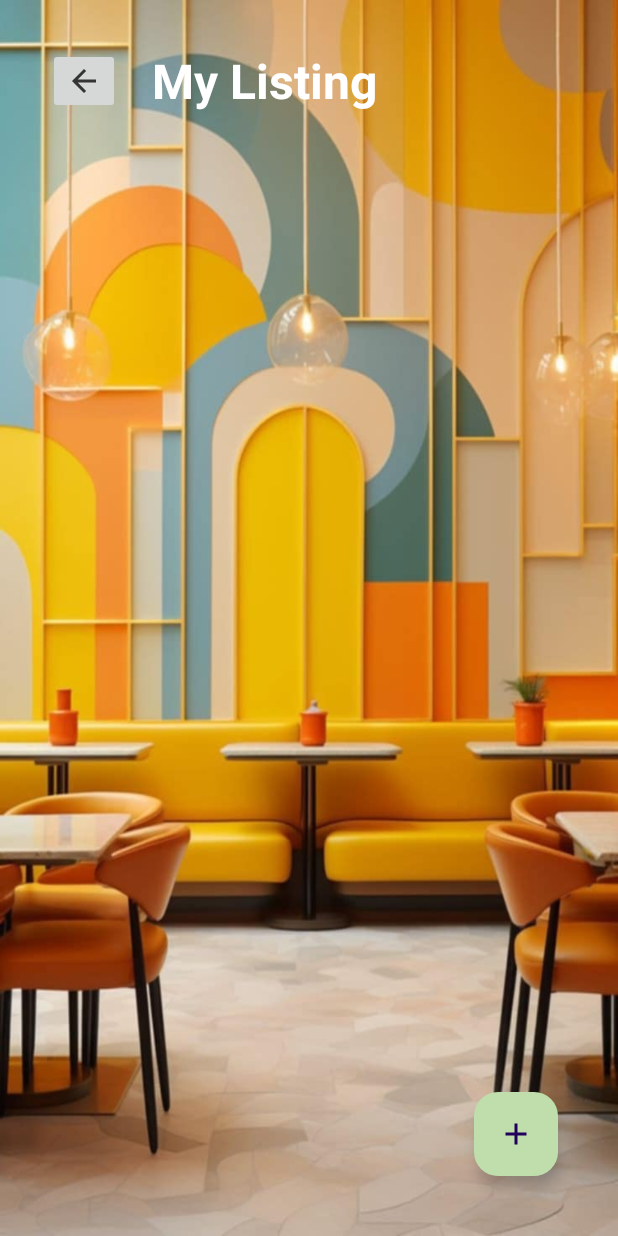
After one commit to iamggragas/EstiMate, an Android app: the MyListings screen opened directly, with no data from a screen before it, on a phone screen of 412 x 824 dp. The commit adds this screen. Run offline under Robolectric (Android 15) with nearby library versions, the phone set to English and light mode, and no system bars.

Commit message:
Implementing My Listings Main Screen

```diff
--- a/app/src/main/AndroidManifest.xml
+++ b/app/src/main/AndroidManifest.xml
@@ -12,6 +12,9 @@
         android:supportsRtl="true"
         android:theme="@style/Theme.Main"
         tools:targetApi="31">
+        <activity
+            android:name=".MyListings"
+            android:exported="false" />
         <activity
             android:name=".AddListings"
             android:exported="false" />
--- /dev/null
+++ b/app/src/main/java/com/example/main/MyListings.java
@@ -0,0 +1,74 @@
+package com.example.main;
+
+import android.content.Intent;
+import android.graphics.drawable.AnimationDrawable;
+import android.os.Bundle;
+import android.view.View;
+import android.widget.Button;
+import android.widget.ImageButton;
+
+import androidx.activity.EdgeToEdge;
+import androidx.appcompat.app.AppCompatActivity;
+import androidx.constraintlayout.widget.ConstraintLayout;
+import androidx.core.graphics.Insets;
+import androidx.core.view.ViewCompat;
+import androidx.core.view.WindowInsetsCompat;
+
+import com.google.android.material.floatingactionbutton.FloatingActionButton;
+
+public class MyListings extends AppCompatActivity {
+
+    private ConstraintLayout layout;
+    private AnimationDrawable animationDrawable;
+    String name, phone, email, password;
+
+    @Override
+    protected void onCreate(Bundle savedInstanceState) {
+        super.onCreate(savedInstanceState);
+        setContentView(R.layout.activity_my_listings);
+
+        layout = findViewById(R.id.main);
+        animationDrawable = layout.getBackground() != null ? (AnimationDrawable) layout.getBackground() : null;        assert animationDrawable != null;
+        animationDrawable.setEnterFadeDuration(2500);
+        animationDrawable.setExitFadeDuration(5000);
+        animationDrawable.start();
+
+        ImageButton backBtn = findViewById(R.id.backBtn);
+        FloatingActionButton fab = findViewById(R.id.fab);
+
+        Intent intent = getIntent();
+
+        name = intent.getStringExtra("name");
+        phone = intent.getStringExtra("phone");
+        email = intent.getStringExtra("email");
+        password = intent.getStringExtra("password");
+
+        backBtn.setOnClickListener(new View.OnClickListener() {
+            @Override
+            public void onClick(View view) {
+                Intent intent = new Intent(MyListings.this, Profile.class);
+
+                intent.putExtra("name", name);
+                intent.putExtra("phone", phone);
+                intent.putExtra("email", email);
+                intent.putExtra("password", password);
+
+                startActivity(intent);
+            }
+        });
+
+        fab.setOnClickListener(new View.OnClickListener() {
+            @Override
+            public void onClick(View view) {
+                Intent intent = new Intent(MyListings.this, AddListings.class);
+
+                intent.putExtra("name", name);
+                intent.putExtra("phone", phone);
+                intent.putExtra("email", email);
+                intent.putExtra("password", password);
+
+                startActivity(intent);
+            }
+        });
+    }
+}
--- a/app/src/main/res/layout/activity_add_listings.xml
+++ b/app/src/main/res/layout/activity_add_listings.xml
@@ -67,7 +67,7 @@
                     android:paddingTop="10dp"
                     android:paddingBottom="10dp"
                     android:scaleType="fitXY"
-                    android:src="@drawable/uploadimg" />
+                    android:src="@drawable/default_house" />
 
                 <EditText
                     android:id="@+id/edtHouseName"
--- /dev/null
+++ b/app/src/main/res/layout/activity_my_listings.xml
@@ -0,0 +1,51 @@
+<?xml version="1.0" encoding="utf-8"?>
+<androidx.constraintlayout.widget.ConstraintLayout
+    xmlns:android="http://schemas.android.com/apk/res/android"
+    xmlns:app="http://schemas.android.com/apk/res-auto"
+    xmlns:tools="http://schemas.android.com/tools"
+    android:id="@+id/main"
+    android:background="@drawable/animated_list"
+    android:layout_width="match_parent"
+    android:layout_height="match_parent"
+    tools:context=".MyListings">
+
+    <ImageButton
+        android:id="@+id/backBtn"
+        android:layout_width="wrap_content"
+        android:layout_height="wrap_content"
+        android:layout_marginStart="32dp"
+        android:layout_marginTop="32dp"
+        app:layout_constraintEnd_toStartOf="@+id/textView"
+        app:layout_constraintHorizontal_bias="0.0"
+        app:layout_constraintStart_toStartOf="parent"
+        app:layout_constraintTop_toTopOf="parent"
+        app:srcCompat="@drawable/ic_backbtn" />
+
+    <TextView
+        android:id="@+id/textView"
+        android:layout_width="wrap_content"
+        android:layout_height="wrap_content"
+        android:layout_marginTop="32dp"
+        android:text="My Listing"
+        android:textColor="#FFFFFF"
+        android:textSize="32sp"
+        android:textStyle="bold"
+        app:layout_constraintEnd_toEndOf="parent"
+        app:layout_constraintHorizontal_bias="0.388"
+        app:layout_constraintStart_toStartOf="parent"
+        app:layout_constraintTop_toTopOf="parent" />
+
+    <com.google.android.material.floatingactionbutton.FloatingActionButton
+        android:id="@+id/fab"
+        android:layout_width="wrap_content"
+        android:layout_height="wrap_content"
+        app:layout_constraintBottom_toBottomOf="parent"
+        app:layout_constraintEnd_toEndOf="parent"
+        android:layout_margin="40dp"
+        android:src="@drawable/ic_addbtn"
+        android:backgroundTint="#BFDEAB"
+        android:tint="#F6F6F6"
+        />
+
+
+</androidx.constraintlayout.widget.ConstraintLayout>
```
Also changed, not shown: app/src/main/java/com/example/main/AddListings.java (+39 -0 lines), app/src/main/java/com/example/main/Profile.java (+40 -9 lines), 1 other file.
